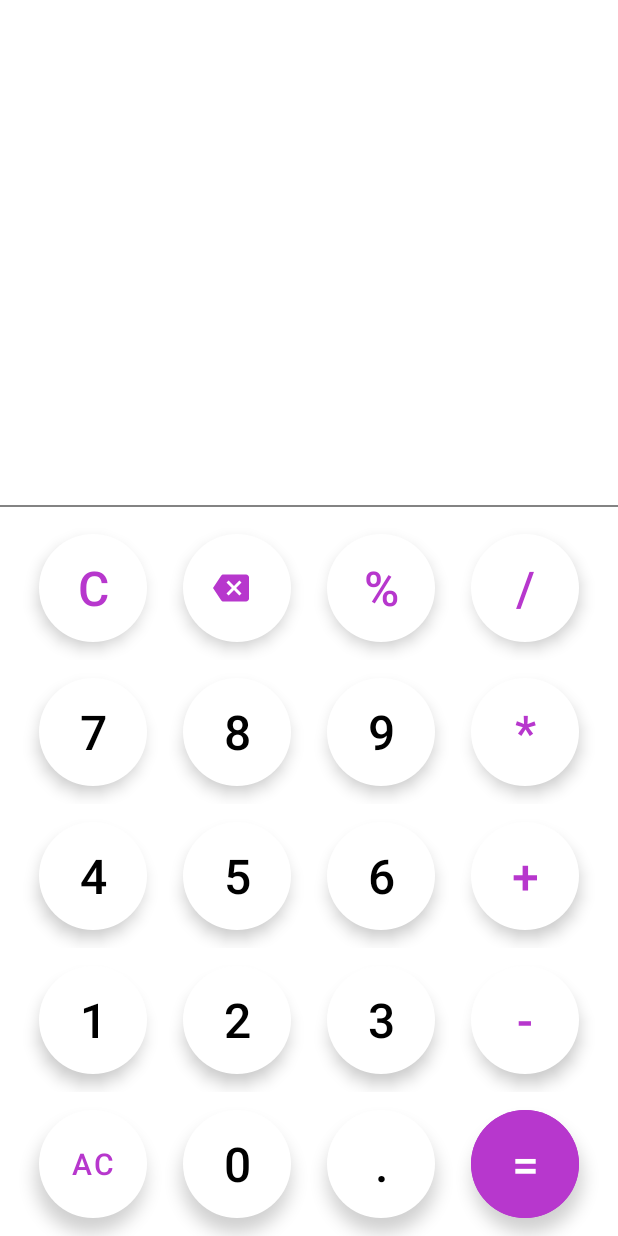
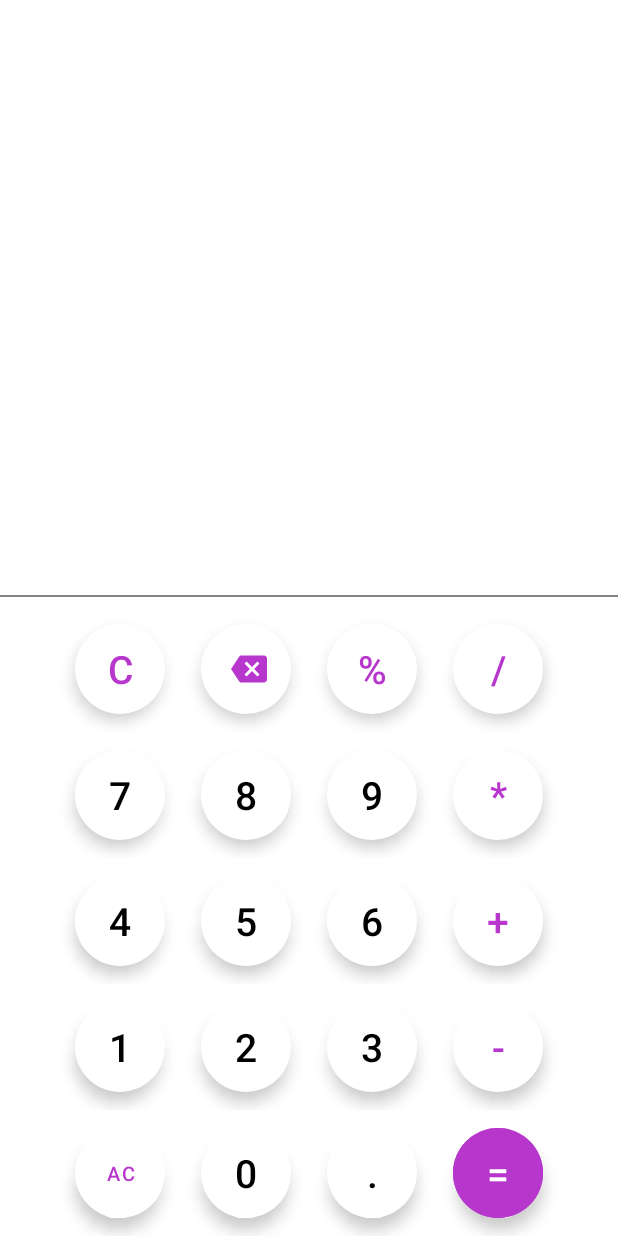
Before and after one commit to FairWhisperBAB/CS315FinalCalculator, an Android app: the layout activity_main.xml on its own in the app's theme, with its tools: preview values and no code run, on a phone screen of 412 x 824 dp. Run offline under Robolectric (Android 15) with nearby library versions, the phone set to English and light mode, and no system bars.

Commit message:
Added the ability to save a variable and cleaned up the UX

```diff
--- /dev/null
+++ b/app/src/main/res/drawable/ic_baseline_save_24.xml
@@ -0,0 +1,5 @@
+<vector android:height="24dp" android:tint="#000000"
+    android:viewportHeight="24" android:viewportWidth="24"
+    android:width="24dp" xmlns:android="http://schemas.android.com/apk/res/android">
+    <path android:fillColor="@android:color/white" android:pathData="M17,3L5,3c-1.11,0 -2,0.9 -2,2v14c0,1.1 0.89,2 2,2h14c1.1,0 2,-0.9 2,-2L21,7l-4,-4zM12,19c-1.66,0 -3,-1.34 -3,-3s1.34,-3 3,-3 3,1.34 3,3 -1.34,3 -3,3zM15,9L5,9L5,5h10v4z"/>
+</vector>
--- a/app/src/main/res/layout/activity_main.xml
+++ b/app/src/main/res/layout/activity_main.xml
@@ -5,6 +5,39 @@
     android:layout_width="match_parent"
     android:layout_height="match_parent"
     tools:context=".MainActivity">
+
+    <com.google.android.material.button.MaterialButton
+        android:id="@+id/btn_paste"
+        android:layout_width="90dp"
+        android:layout_height="60dp"
+        android:layout_marginTop="16dp"
+        android:backgroundTint="@color/btnBackground2"
+        android:onClick="onPasteClick"
+        android:text="PASTE SAVE"
+        android:textColor="@color/white"
+        android:visibility="gone"
+        app:layout_constraintBottom_toTopOf="@+id/data_tv"
+        app:layout_constraintEnd_toEndOf="parent"
+        app:layout_constraintHorizontal_bias="0.059"
+        app:layout_constraintStart_toStartOf="parent"
+        app:layout_constraintTop_toTopOf="parent"
+        app:layout_constraintVertical_bias="0.0" />
+
+    <com.google.android.material.button.MaterialButton
+        android:id="@+id/btn_save"
+        android:layout_width="90dp"
+        android:layout_height="60dp"
+        android:backgroundTint="@color/btnBackground2"
+        android:onClick="onSaveClick"
+        android:text="SAVE RESULT"
+        android:textColor="@color/white"
+        android:visibility="gone"
+        app:layout_constraintBottom_toTopOf="@+id/data_tv"
+        app:layout_constraintEnd_toEndOf="parent"
+        app:layout_constraintHorizontal_bias="0.94"
+        app:layout_constraintStart_toStartOf="parent"
+        app:layout_constraintTop_toTopOf="parent"
+        app:layout_constraintVertical_bias="0.137" />
 
     <TextView
         android:id="@+id/data_tv"
@@ -27,7 +60,7 @@
         android:text=""
         android:textAlignment="viewEnd"
         android:textColor="#787878"
-        android:textSize="28dp"
+        android:textSize="36dp"
         android:visibility="gone"
         app:layout_constraintBottom_toTopOf="@id/line"
         app:layout_constraintEnd_toEndOf="parent"
@@ -190,7 +223,7 @@
                 style="@style/operatorButton"
                 android:onClick="onAllClearClick"
                 android:text="AC"
-                android:textSize="20dp" />
+                android:textSize="13dp" />
 
             <com.google.android.material.button.MaterialButton
                 android:id="@+id/btn_0"
--- a/app/src/main/res/values/themes.xml
+++ b/app/src/main/res/values/themes.xml
@@ -30,10 +30,10 @@
     <style name="commonButton" parent="Widget.MaterialComponents.ExtendedFloatingActionButton">
 
         <item name="backgroundTint">@color/white</item>
-        <item name="android:layout_width">72dp</item>
-        <item name="android:layout_height">72dp</item>
+        <item name="android:layout_width">60dp</item>
+        <item name="android:layout_height">60dp</item>
         <item name="cornerRadius">36dp</item>
-        <item name="android:textSize">32dp</item>
+        <item name="android:textSize">26dp</item>
         <item name="android:layout_margin">12dp</item>
 
     </style>
```
Also changed, not shown: app/src/main/java/com/example/cs315finalcalculator/MainActivity.kt (+30 -3 lines).
